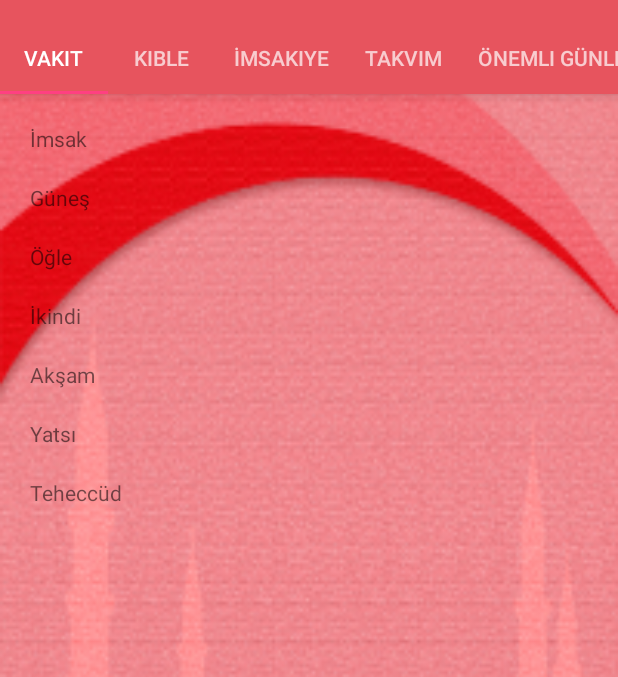
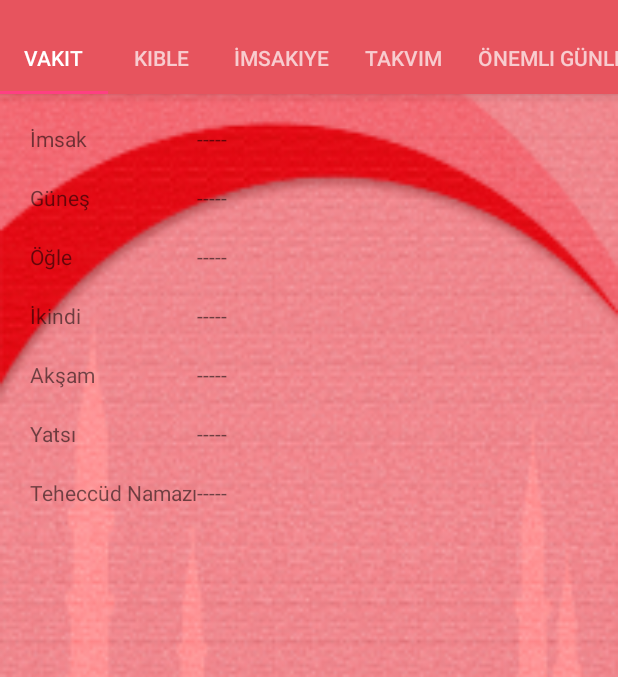
Before and after one commit to sekmenhuseyin/AndroidNamazVaktim, an Android app: the tVakit screen opened directly, with no data from a screen before it, on a phone screen of 412 x 824 dp, the part 86-763 px from its top. Run offline under Robolectric (Android 15) with nearby library versions, the phone set to English and light mode, and no system bars.

```diff
--- a/app/src/main/AndroidManifest.xml
+++ b/app/src/main/AndroidManifest.xml
@@ -1,10 +1,12 @@
 <?xml version="1.0" encoding="utf-8"?>
 <manifest xmlns:android="http://schemas.android.com/apk/res/android"
     package="net.huseyinsekmenoglu.namazvaktim">
+
     <!-- permissions -->
     <uses-permission android:name="android.permission.INTERNET" />
     <uses-permission android:name="android.permission.ACCESS_NETWORK_STATE" />
     <uses-permission android:name="android.permission.RECEIVE_BOOT_COMPLETED" />
+
     <!-- application settings -->
     <application
         android:allowBackup="true"
@@ -12,6 +14,7 @@
         android:label="@string/app_name"
         android:supportsRtl="true"
         android:theme="@style/AppTheme">
+
         <!-- start this activity after phone starts -->
         <receiver
             android:name=".BootUpReceiver"
@@ -20,6 +23,7 @@
             android:permission="android.permission.RECEIVE_BOOT_COMPLETED">
             <intent-filter>
                 <action android:name="android.intent.action.BOOT_COMPLETED" />
+
                 <category android:name="android.intent.category.DEFAULT" />
             </intent-filter>
         </receiver>
@@ -30,6 +34,7 @@
             android:theme="@style/SplashTheme">
             <intent-filter>
                 <action android:name="android.intent.action.MAIN" />
+
                 <category android:name="android.intent.category.LAUNCHER" />
             </intent-filter>
         </activity>
--- a/app/src/main/java/net/huseyinsekmenoglu/namazvaktim/SplashActivity.java
+++ b/app/src/main/java/net/huseyinsekmenoglu/namazvaktim/SplashActivity.java
@@ -7,6 +7,7 @@ import android.preference.PreferenceManager;
 import android.support.v7.app.AppCompatActivity;
 import android.widget.Toast;
 
+import net.huseyinsekmenoglu.database.ApiConnect;
 import net.huseyinsekmenoglu.database.Database;
 
 import java.io.IOException;
@@ -47,7 +48,8 @@ public class SplashActivity extends AppCompatActivity {
             //updatevakit
             String nameCountry = prefs.getString(getString(R.string.prefCountry), "");
             String nameTown = prefs.getString(getString(R.string.prefTown), "");
-            db.UpdateNamazVakit(nameCountry, nameTown, getString(R.string.Updating));
+            //db.UpdateNamazVakit(nameCountry, nameTown, getString(R.string.Updating));
+            new ApiConnect().execute("http://diyanet-api.herokuapp.com/namaz_vakti/2/500/9146");
             //show main page
             Intent intent = new Intent(this, MainActivity.class);
             startActivity(intent);
--- a/app/src/main/res/layout/fragment_home_vakit.xml
+++ b/app/src/main/res/layout/fragment_home_vakit.xml
@@ -18,13 +18,14 @@
                 android:id="@+id/lblImsak"
                 android:layout_width="wrap_content"
                 android:layout_height="wrap_content"
+                android:layout_column="0"
                 android:text="@string/vakit_imsak" />
 
             <TextView
                 android:id="@+id/txtImsak"
                 android:layout_width="wrap_content"
                 android:layout_height="wrap_content"
-                android:layout_column="2"
+                android:layout_column="1"
                 android:layout_gravity="center_horizontal"
                 android:text="@string/vakit_none" />
         </TableRow>
--- a/app/src/main/res/values/dimens.xml
+++ b/app/src/main/res/values/dimens.xml
@@ -12,4 +12,7 @@
     <dimen name="ondort">14dp</dimen>
     <dimen name="dort">4dp</dimen>
     <dimen name="on">10dp</dimen>
+    <!-- Default screen margins, per the Android Design guidelines. -->
+    <dimen name="activity_horizontal_margin">16dp</dimen>
+    <dimen name="activity_vertical_margin">16dp</dimen>
 </resources>
--- a/app/src/main/res/values/strings.xml
+++ b/app/src/main/res/values/strings.xml
@@ -20,7 +20,7 @@
     <string name="tabOnemliGun">Önemli Günler</string>
     <string name="tabAyarlar">Ayarlar</string>
     <!-- vakitler -->
-    <string name="vakit_none" translatable="false"> </string>
+    <string name="vakit_none" translatable="false">-----</string>
     <string name="vakit_imsak">İmsak</string>
     <string name="vakit_kible">Kıble</string>
     <string name="vakit_gunes">Güneş</string>
@@ -28,8 +28,10 @@
     <string name="vakit_ikindi">İkindi</string>
     <string name="vakit_aksam">Akşam</string>
     <string name="vakit_yatsi">Yatsı</string>
-    <string name="vakit_teheccud">Teheccüd</string>
-    <string name="vakit_duha">Duha</string>
+    <string name="vakit_teheccud">Teheccüd Namazı</string>
+    <string name="vakit_duha">Duha Namazı</string>
+    <string name="vakit_israk">İşrak Namazı</string>
+    <string name="vakit_evvabin">Evvabin Namazı</string>
     <!-- Setup screen -->
     <string name="Country">Ülke</string>
     <string name="City">Şehir</string>
```
Also changed, not shown: app/src/main/java/net/huseyinsekmenoglu/database/ApiConnect.java (added, +77 -0 lines), 1 other file.
